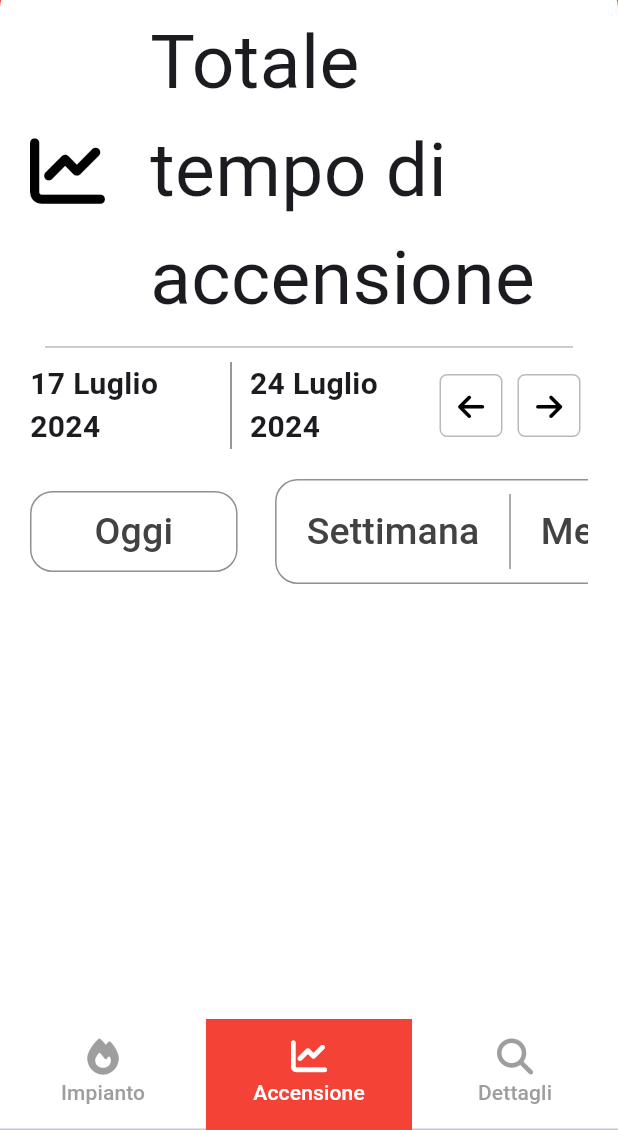
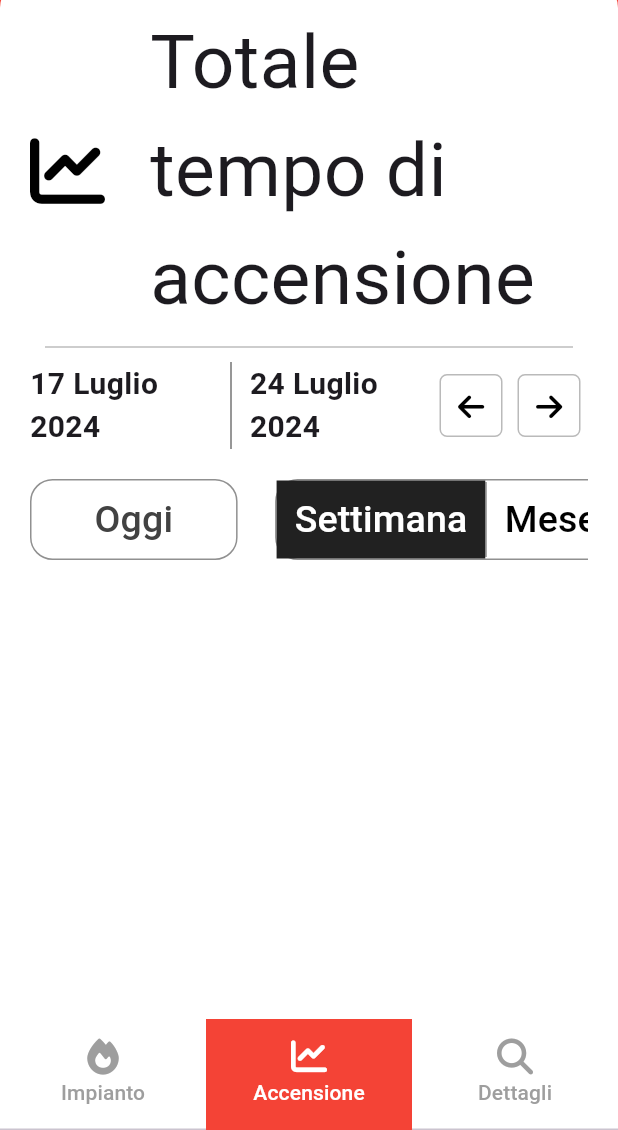
Before and after one commit to MatteoBedini/Riproduzione_altrefiamme-Flutter, a Flutter app: the screen it shows after launch, item 2 of the bottom bar chosen, after a tap on "Settimana", on a phone screen of 412 x 824 dp, the part 106-1236 px from its top. Run offline on Flutter 3.47's test engine with Material 3 defaults, Android fonts, the phone set to English and light mode, and no system bars; our stand-ins replace font_awesome_flutter.

Commit message:
second commit

```diff
--- a/lib/main.dart
+++ b/lib/main.dart
@@ -74,7 +74,7 @@ class _MyHomePageState extends State<MyHomePage> with SingleTickerProviderStateM
           controller: _tabController,
           children: [
             Implant(tabController: _tabController),
-            const Activation(),
+            Activation(),
             const Center(child: Text('Index 2: Dettagli')),],
         ),
       ),
--- a/lib/tab2-activation/activation.dart
+++ b/lib/tab2-activation/activation.dart
@@ -18,7 +18,7 @@ class Activation extends StatelessWidget {
             indent: 10,
             endIndent: 10,
           ),
-          Date()
+          const Date()
         ],
       ),
     );
@@ -57,6 +57,8 @@ class _DateState extends State<Date> {
 
   int year = 2024;
 
+  int _selectedButton = 0;
+
   @override
   Widget build(BuildContext context) {
     return Column(
@@ -64,15 +66,29 @@ class _DateState extends State<Date> {
         Container(
           margin: const EdgeInsets.fromLTRB(0, 0, 0, 20),
           child: IntrinsicHeight(
-            child: Row(
+            child: _dates(),
+          ),
+        ),
+        Row(
+          mainAxisAlignment: MainAxisAlignment.spaceBetween,
+          children: [
+            _oggiButton(),
+            _periodButtons(),
+          ],
+        )
+      ],
+    );
+  }
+
+  Row _dates() {
+    return Row(
       /* mainAxisAlignment: MainAxisAlignment.spaceBetween,
             mainAxisSize: MainAxisSize.min,*/
       children: [
         Flexible(
             child: Text(
           '$week_day_1 $month $year',
-                  style: const TextStyle(
-                      fontSize: 20, fontWeight: FontWeight.bold),
+          style: const TextStyle(fontSize: 20, fontWeight: FontWeight.bold),
           maxLines: null,
           softWrap: true,
         )),
@@ -84,25 +100,81 @@ class _DateState extends State<Date> {
         Flexible(
             child: Text(
           '$week_day_2 $month $year',
-                  style: const TextStyle(
-                      fontSize: 20, fontWeight: FontWeight.bold),
+          style: const TextStyle(fontSize: 20, fontWeight: FontWeight.bold),
           maxLines: null,
           softWrap: true,
         )),
         _arrows(),
       ],
+    );
+  }
+
+  Expanded _periodButtons() {
+    return Expanded(
+      child: SingleChildScrollView(
+        physics: const BouncingScrollPhysics(),
+        scrollDirection: Axis.horizontal,
+        child: Container(
+          margin: const EdgeInsets.fromLTRB(20, 0, 0, 0),
+          decoration: BoxDecoration(
+            borderRadius: BorderRadius.circular(15),
+            border: Border.all(
+              color: Colors.grey.shade900.withOpacity(0.5),
+              width: 1,
+            ),
+          ),
+          child: ButtonBar(
+            buttonPadding: EdgeInsets.zero,
+            children: [
+              _periodButtonSingle('Settimana', 0),
+              Container(
+                width: 1,
+                height: 50, // Altezza della linea verticale
+                color: Colors.grey.shade900.withOpacity(0.5),
+              ),
+              _periodButtonSingle('Mese', 1),
+              Container(
+                width: 1,
+                height: 50, // Altezza della linea verticale
+                color: Colors.grey.shade900.withOpacity(0.5),
+              ),
+              _periodButtonSingle('Anno', 2),
+            ],
           ),
         ),
       ),
-        Row(
-          mainAxisAlignment: MainAxisAlignment.spaceBetween,
-          children: [
-            Container(
+    );
+  }
 
-              padding: EdgeInsets.fromLTRB(30, 0, 30, 0),
+  TextButton _periodButtonSingle(String text, int index) {
+    return TextButton(
+        onPressed: () {
+          setState(() {
+            _selectedButton = index;
+          });
+
+        },
+        style: TextButton.styleFrom(
+          shape: const RoundedRectangleBorder(),
+          backgroundColor: _selectedButton == index
+              ? Colors.grey.shade900
+              : Colors.transparent,
+          foregroundColor:
+              _selectedButton == index ? Colors.white : Colors.black,
+        ),
+        child: Text(
+          text,
+          style: const TextStyle(
+            fontSize: 25,
+          ),
+        ));
+  }
+
+  Container _oggiButton() {
+    return Container(
+      padding: const EdgeInsets.fromLTRB(30, 0, 30, 0),
       margin: const EdgeInsets.fromLTRB(0, 0, 5, 0),
       decoration: BoxDecoration(
-
         borderRadius: BorderRadius.circular(15),
         border: Border.all(
           color: Colors.grey.shade900.withOpacity(0.5),
@@ -111,73 +183,18 @@ class _DateState extends State<Date> {
       ),
       child: TextButton(
           onPressed: () {
+            setState(() {
               month = 'Luglio';
               year = 2024;
               week_day_1 = 17;
               week_day_2 = 24;
+            });
+
           },
           child: Text(
             'Oggi',
             style: TextStyle(fontSize: 25, color: Colors.grey.shade800),
           )),
-            ),
-            Expanded(
-              child: SingleChildScrollView(
-                physics: const BouncingScrollPhysics(),
-                scrollDirection: Axis.horizontal,
-                child: Container(
-                  margin: const EdgeInsets.fromLTRB(20, 0, 0, 0),
-                  decoration: BoxDecoration(
-
-                    borderRadius: BorderRadius.circular(15),
-                    border: Border.all(
-                      color: Colors.grey.shade900.withOpacity(0.5),
-                      width: 1,
-                    ),
-                  ),
-                  child: ButtonBar(
-                    children: [
-
-                      TextButton(
-                          onPressed: () {
-                            week_day_1=1;
-                            week_day_2=8;
-                          },
-                          child: Text('Settimana',style: TextStyle(fontSize: 25, color: Colors.grey.shade800),)
-                      ),
-                      Container(
-                        width: 1,
-                        height: 50, // Altezza della linea verticale
-                        color: Colors.grey.shade900.withOpacity(0.5),
-                      ),
-                      TextButton(
-                          onPressed: () {
-                            week_day_1=1;
-                            week_day_2=31;
-                          },
-                          child: Text('Mese',style: TextStyle(fontSize: 25, color: Colors.grey.shade800),)
-                      ),
-                      Container(
-                        width: 1,
-                        height: 50, // Altezza della linea verticale
-                        color: Colors.grey.shade900.withOpacity(0.5),
-                      ),
-                      TextButton(
-                          onPressed: () {
-                            week_day_1=1;
-                            week_day_2=365;
-                          },
-                          child: Text('Anno',style: TextStyle(fontSize: 25, color: Colors.grey.shade800),)
-                      ),
-                    ],
-
-                  ),
-                ),
-              ),
-            ),
-          ],
-        )
-      ],
     );
   }
 
@@ -237,8 +254,6 @@ class _DateState extends State<Date> {
   }
 }
 
-
-
 class Title extends StatelessWidget {
   const Title({
     super.key,
```
Lines whose indentation alone changed are shown as unchanged.
